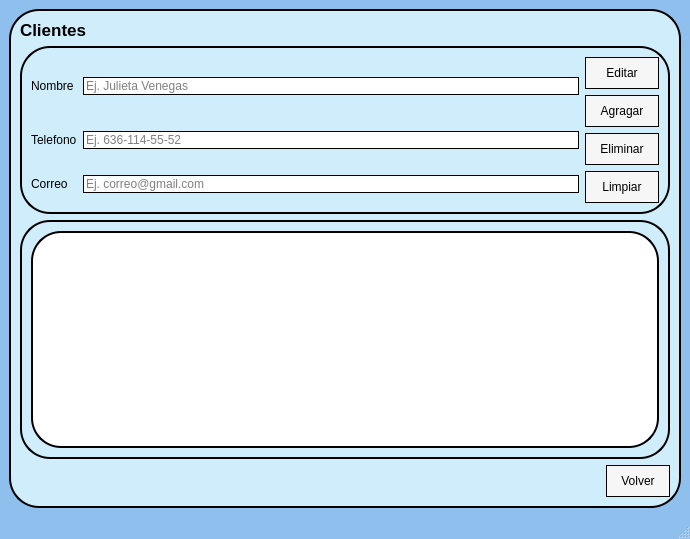
The window that ui/clientes.ui (jesusantoniomorenorenova-spec/GestorDeCitas) describes before a commit, drawn with Qt 5.
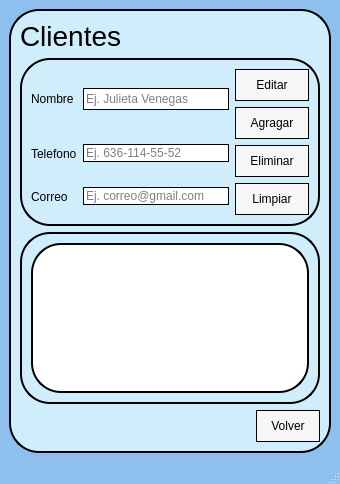
The same window after the commit. Icons and pictures are not drawn.

What changed in the file:
```diff
--- a/ui/clientes.ui
+++ b/ui/clientes.ui
@@ -6,8 +6,8 @@
    <rect>
     <x>0</x>
     <y>0</y>
-    <width>690</width>
-    <height>539</height>
+    <width>340</width>
+    <height>484</height>
    </rect>
   </property>
   <property name="windowTitle">
@@ -30,6 +30,15 @@
 QLabel{
 border:none;
 color:#black;
+border:none;
+}
+
+QLabel#lblTituloCliente{
+border:none;
+color:#black;
+Font-size:28px;
+border:none;
+
 }
 
 /*botones*/
@@ -85,9 +94,7 @@
         <widget class="QLabel" name="lblTituloCliente">
          <property name="font">
           <font>
-           <pointsize>13</pointsize>
-           <weight>75</weight>
-           <bold>true</bold>
+           <pointsize>-1</pointsize>
           </font>
          </property>
          <property name="styleSheet">
@@ -119,6 +126,12 @@
           </item>
           <item row="0" column="1">
            <widget class="QLineEdit" name="txtNombre">
+            <property name="minimumSize">
+             <size>
+              <width>100</width>
+              <height>22</height>
+             </size>
+            </property>
             <property name="styleSheet">
              <string notr="true"/>
             </property>
```
